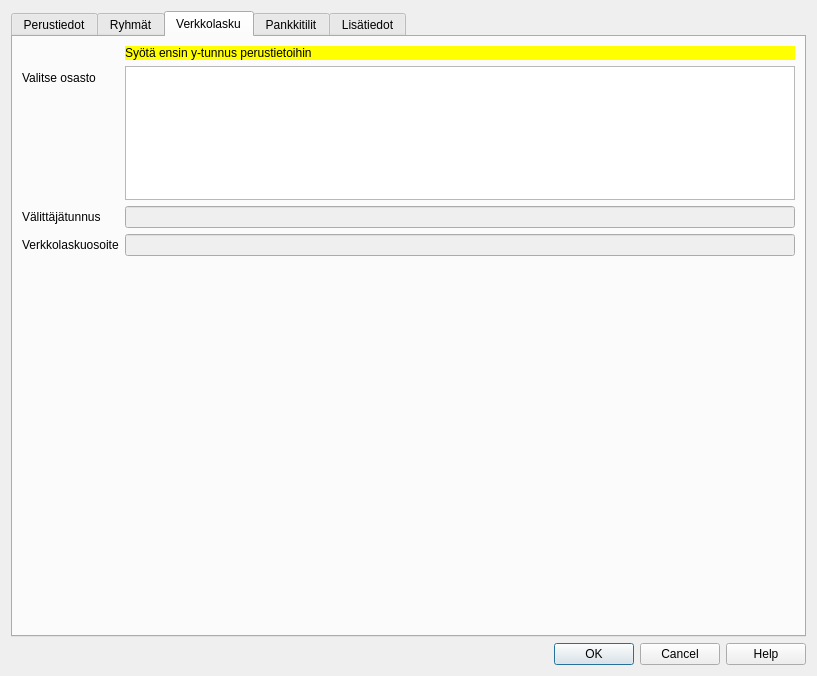
Before: the Qt Designer form kitsas/rekisteri/asiakastoimittajadlg.ui in artoh/kitupiikki, drawn with Qt 5.
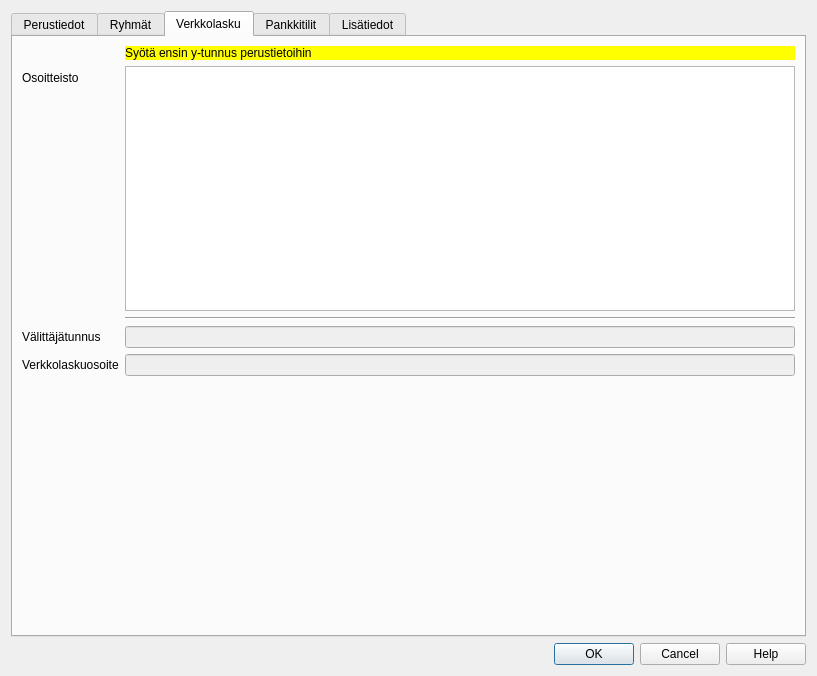
After: the same form once the commit is applied. The open tabs and pages were chosen to show the change. Icons and pictures are not drawn. Custom widgets are drawn as their Qt base class.

Commit message: Asiakasdialogin parannus

Diff of the .ui file:
```diff
--- a/kitsas/rekisteri/asiakastoimittajadlg.ui
+++ b/kitsas/rekisteri/asiakastoimittajadlg.ui
@@ -270,7 +270,7 @@
        <string>Verkkolasku</string>
       </attribute>
       <layout class="QFormLayout" name="formLayout_2">
-       <item row="2" column="0">
+       <item row="3" column="0">
         <widget class="QLabel" name="valittajaLabel">
          <property name="text">
           <string>Välittäjätunnus</string>
@@ -280,14 +280,14 @@
          </property>
         </widget>
        </item>
-       <item row="2" column="1">
+       <item row="3" column="1">
         <widget class="QLineEdit" name="valittajaEdit">
          <property name="enabled">
           <bool>false</bool>
          </property>
         </widget>
        </item>
-       <item row="3" column="0">
+       <item row="4" column="0">
         <widget class="QLabel" name="ovtLabel">
          <property name="text">
           <string>Verkkolaskuosoite</string>
@@ -297,22 +297,25 @@
          </property>
         </widget>
        </item>
-       <item row="3" column="1">
-        <widget class="QLineEdit" name="ovtEdit">
-         <property name="enabled">
-          <bool>false</bool>
-         </property>
-        </widget>
-       </item>
        <item row="4" column="1">
+        <widget class="QLineEdit" name="ovtEdit">
+         <property name="enabled">
+          <bool>false</bool>
+         </property>
+        </widget>
+       </item>
+       <item row="5" column="1">
         <spacer name="verticalSpacer_2">
          <property name="orientation">
           <enum>Qt::Vertical</enum>
          </property>
+         <property name="sizeType">
+          <enum>QSizePolicy::Expanding</enum>
+         </property>
          <property name="sizeHint" stdset="0">
           <size>
            <width>569</width>
-           <height>421</height>
+           <height>150</height>
           </size>
          </property>
         </spacer>
@@ -330,13 +333,20 @@
        <item row="1" column="0">
         <widget class="QLabel" name="osastoLabel">
          <property name="text">
-          <string>Valitse osasto</string>
+          <string>Osoitteisto</string>
          </property>
         </widget>
        </item>
        <item row="1" column="1">
         <widget class="QListWidget" name="osastoLista"/>
        </item>
+       <item row="2" column="1">
+        <widget class="Line" name="line">
+         <property name="orientation">
+          <enum>Qt::Horizontal</enum>
+         </property>
+        </widget>
+       </item>
       </layout>
      </widget>
      <widget class="QWidget" name="tab_4">
```
Left out of the diff: 6 changed lines with no effect on the pictures. The commit also changes 2 other files.
